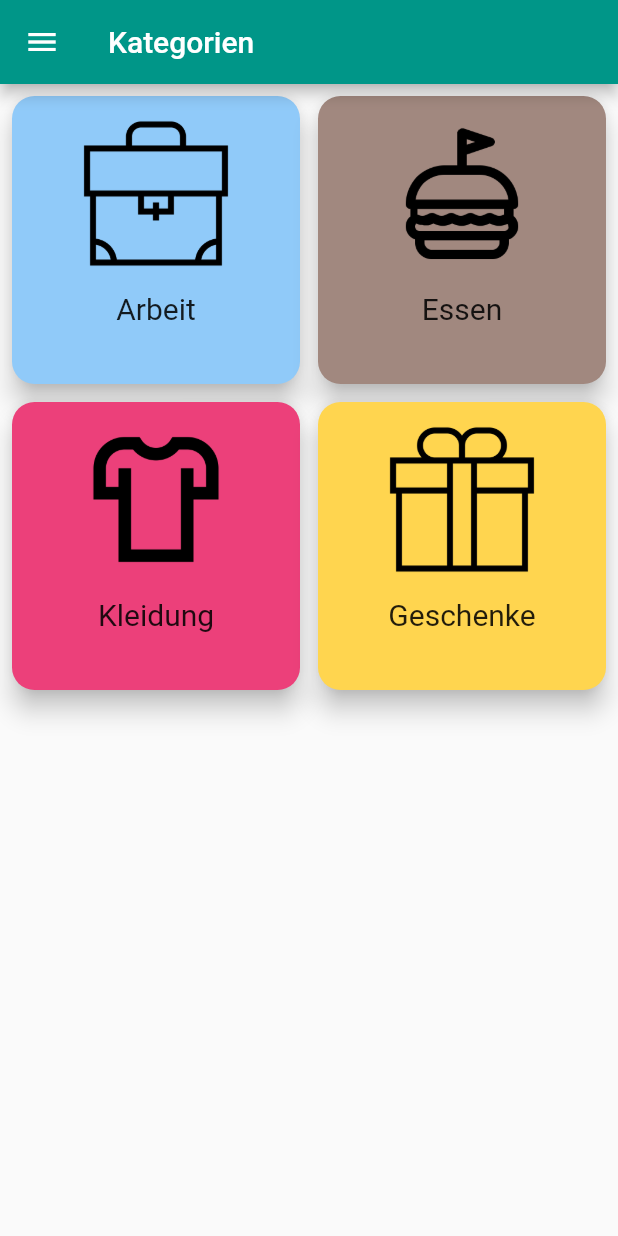
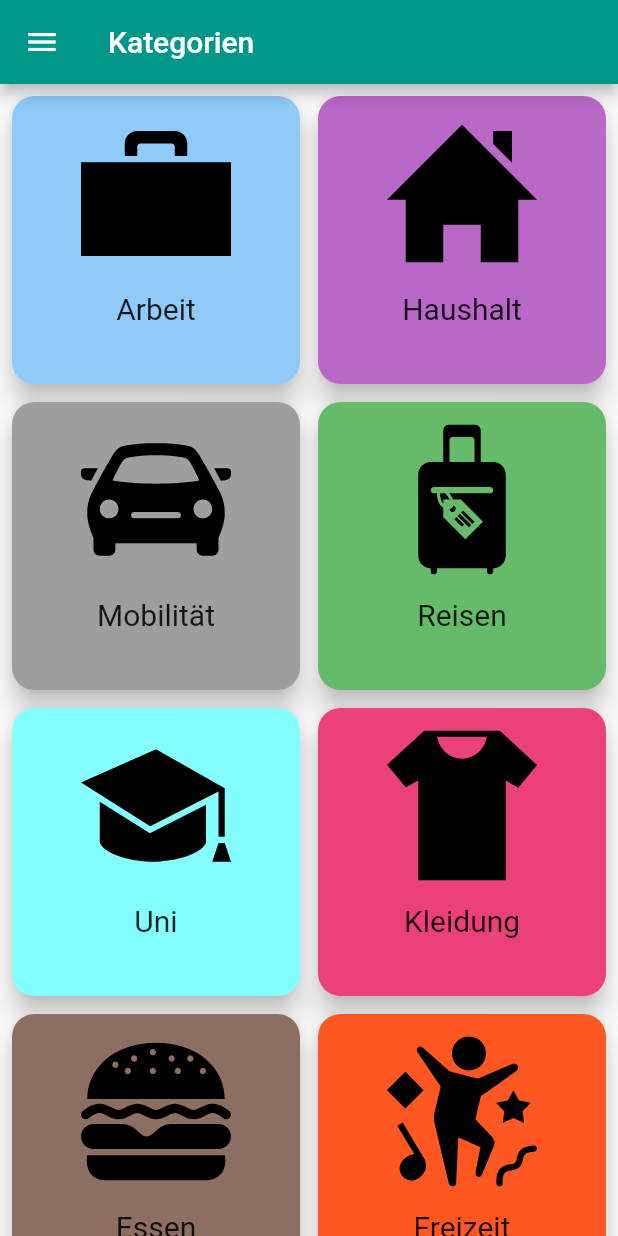
Before and after one commit to danving/finanz_app, a Flutter app: the CategorysScreen screen opened directly, on a phone screen of 412 x 824 dp. Run offline on Flutter 3.47's test engine with Material 2 defaults, Android fonts, the phone set to English and light mode, and no system bars; our stand-ins replace flutter_svg.

Commit message:
CategoryScreen(Added Categorys with svg) Added svg folder

```diff
--- a/lib/screens/categorys_screen.dart
+++ b/lib/screens/categorys_screen.dart
@@ -1,6 +1,7 @@
 import 'package:finanz_app/widgets/appBar_widget.dart';
 import 'package:finanz_app/widgets/drawer_widget.dart';
 import 'package:flutter/material.dart';
+import 'package:flutter_svg/flutter_svg.dart';
 
 class CategorysScreen extends StatefulWidget {
   @override
@@ -17,10 +18,16 @@ class _CategorysScreenState extends State<CategorysScreen> {
           crossAxisCount: 2,
           padding: EdgeInsets.all(2),
           children: <Widget>[
-            categoryCard(Colors.blue[200],"assets/images/workbag.png", "Arbeit"),
-            categoryCard(Colors.brown[300], "assets/images/food.png", "Essen"),
-            categoryCard(Colors.pink[400], "assets/images/shirt.png", "Kleidung"),
-            categoryCard(Colors.amber[300], "assets/images/present.png", "Geschenke"),
+            categoryCard(Colors.blue[200], "assets/svg/briefcase.svg", "Arbeit"),
+            categoryCard(Colors.purple[300], "assets/svg/home.svg", "Haushalt"),
+            categoryCard(Colors.grey[500], "assets/svg/car.svg", "Mobilität"),
+            categoryCard(Colors.green[400], "assets/svg/airport.svg", "Reisen"),
+            categoryCard(Colors.cyanAccent[100], "assets/svg/school.svg", "Uni"),
+            categoryCard(Colors.pink[400], "assets/svg/cloth.svg", "Kleidung"),
+            categoryCard(Colors.brown[400], "assets/svg/food.svg", "Essen"),
+            categoryCard(Colors.deepOrange, "assets/svg/party.svg", "Freizeit"),
+            categoryCard(Colors.red[500], "assets/svg/media.svg", "Medien"),
+            categoryCard(Colors.amber[300], "assets/svg/present.svg", "Geschenke"),
           ],
         ),
       ),
@@ -50,7 +57,7 @@ class _CategorysScreenState extends State<CategorysScreen> {
                   child: Row(
                     mainAxisAlignment: MainAxisAlignment.center,
                     children: <Widget>[
-                      Image.asset(
+                      SvgPicture.asset(
                         image,
                         width: 100,
                         height: 100,
@@ -62,7 +69,7 @@ class _CategorysScreenState extends State<CategorysScreen> {
                   mainAxisAlignment: MainAxisAlignment.center,
                   children: <Widget>[
                     Text(
-                     title,
+                      title,
                       style: TextStyle(fontSize: 20),
                     ),
                   ],
--- a/pubspec.yaml
+++ b/pubspec.yaml
@@ -19,6 +19,7 @@ environment:
 dependencies:
   flutter:
     sdk: flutter
+  flutter_svg: ^0.15.0
 
   # The following adds the Cupertino Icons font to your application.
   # Use with the CupertinoIcons class for iOS style icons.
@@ -46,6 +47,7 @@ flutter:
   #  - images/a_dot_ham.jpeg
   assets:
     - assets/images/
+    - assets/svg/
 
 
   # An image asset can refer to one or more resolution-specific "variants", see
```
Also changed, not shown: lib/model/calculator_add_remove.dart (added, +16 -0 lines), lib/screens/home_screen.dart (+13 -8 lines), assets/svg/airport.svg (added), assets/svg/briefcase.svg (added), assets/svg/car.svg (added), assets/svg/cat.svg (added), assets/svg/cloth.svg (added), assets/svg/food.svg (added), assets/svg/home.svg (added), assets/svg/media.svg (added), assets/svg/media2.svg (added), assets/svg/medical.svg (added), assets/svg/party.svg (added), assets/svg/party2.svg (added), 3 more files.
